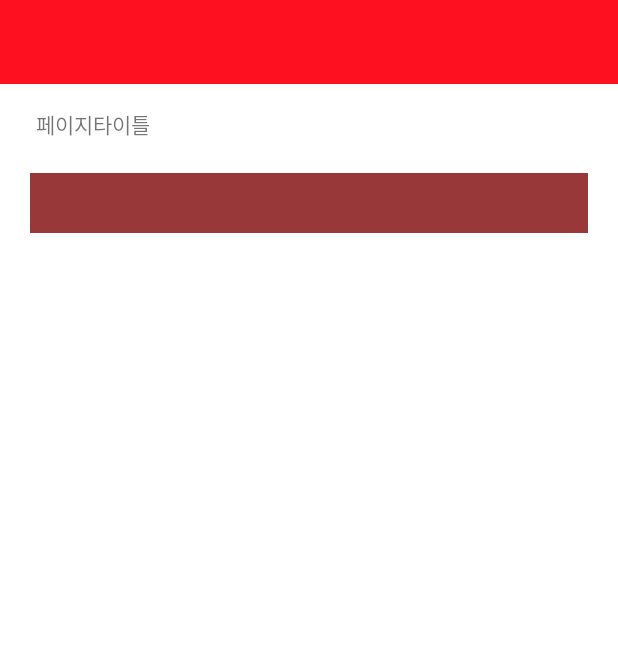
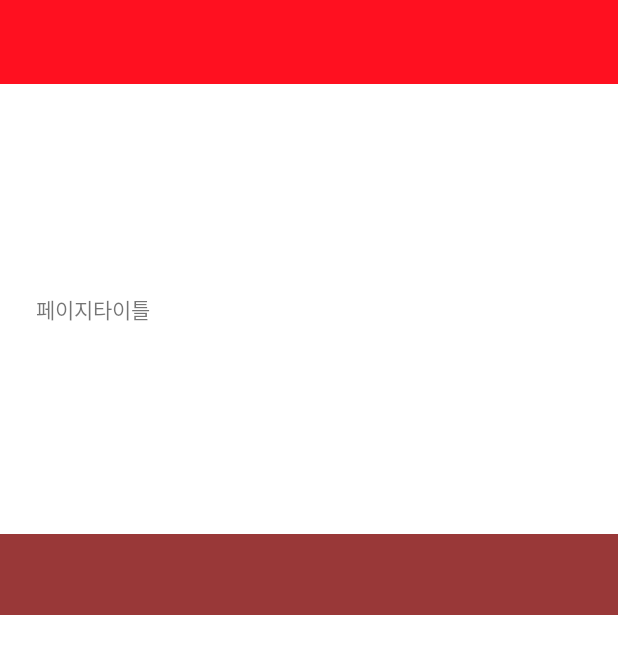
Before and after one commit to JangSeJin/With_Homework, an Android app: the screen it shows after launch (MainActivity), on a phone screen of 412 x 824 dp. Shown: the top 654 px of the screen. Run offline under Robolectric (Android 15) with nearby library versions, the phone set to English and light mode, and no system bars; our stand-ins replace data binding; libraries missing offline, so code that uses them is left out: rx.android.schedulers, rx.schedulers; 2 statements that could not run were skipped.

Commit message:
코드정리

```diff
--- a/app/src/main/res/layout/main_activity.xml
+++ b/app/src/main/res/layout/main_activity.xml
@@ -46,24 +46,24 @@
                 android:fitsSystemWindows="true"
                 android:orientation="vertical">
 
+                <!-- exitUntilCollapsed : 해당뷰에 minHeight를 정의하고 있으면, Toolbar가 해당 크기 까지만 축소가 됩니다.-->
+                <!-- snap : AppbarLayout size 의 절반 크기를 기준으로 아래 위로 달라 붙는 flag 입니다. -->
                 <android.support.design.widget.CollapsingToolbarLayout
                     android:layout_width="match_parent"
                     android:layout_height="wrap_content"
                     android:fitsSystemWindows="true"
-                    app:expandedTitleMarginEnd="56dp"
-                    app:expandedTitleMarginStart="40dp"
-                    app:layout_scrollFlags="scroll|exitUntilCollapsed|snap">
+                    app:layout_scrollFlags="scroll|exitUntilCollapsed">
 
                     <LinearLayout
                         android:layout_width="match_parent"
                         android:layout_height="wrap_content"
-                        android:layout_marginTop="56dp"
-                        android:orientation="vertical">
+                        android:orientation="vertical"
+                        android:paddingTop="56dp">
 
                         <TextView
                             android:id="@+id/parallax_title"
                             android:layout_width="match_parent"
-                            android:layout_height="54dp"
+                            android:layout_height="300dp"
                             android:gravity="center_vertical"
                             android:paddingLeft="24dp"
                             android:text="페이지타이틀"
@@ -72,11 +72,7 @@
                         <FrameLayout
                             android:id="@+id/tabs_layout_"
                             android:layout_width="match_parent"
-                            android:layout_height="40dp"
-                            android:layout_marginStart="20dp"
-                            android:layout_marginTop="5dp"
-                            android:layout_marginEnd="20dp"
-                            android:layout_marginBottom="8dp">
+                            android:layout_height="54dp">
 
                             <View
                                 android:layout_width="match_parent"
@@ -89,7 +85,7 @@
                     <android.support.v7.widget.Toolbar
                         android:id="@+id/toolbar"
                         android:layout_width="match_parent"
-                        android:layout_height="107dp"
+                        android:layout_height="110dp"
                         android:gravity="top|left"
                         android:paddingLeft="0dp"
                         android:paddingRight="0dp"
```
